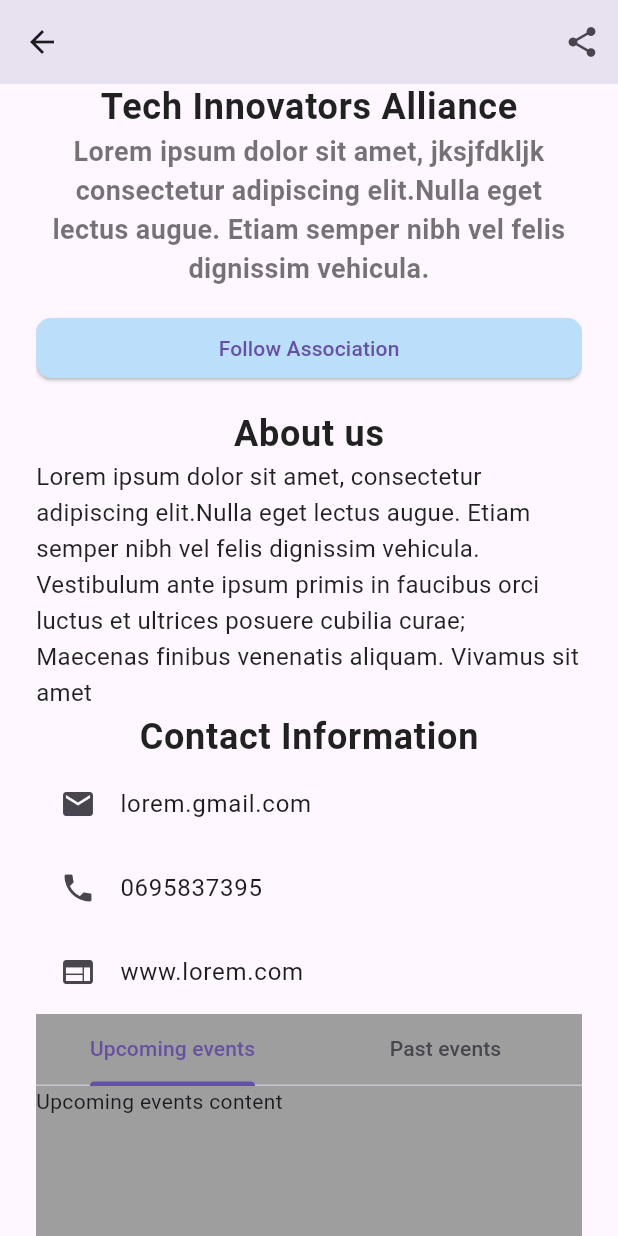
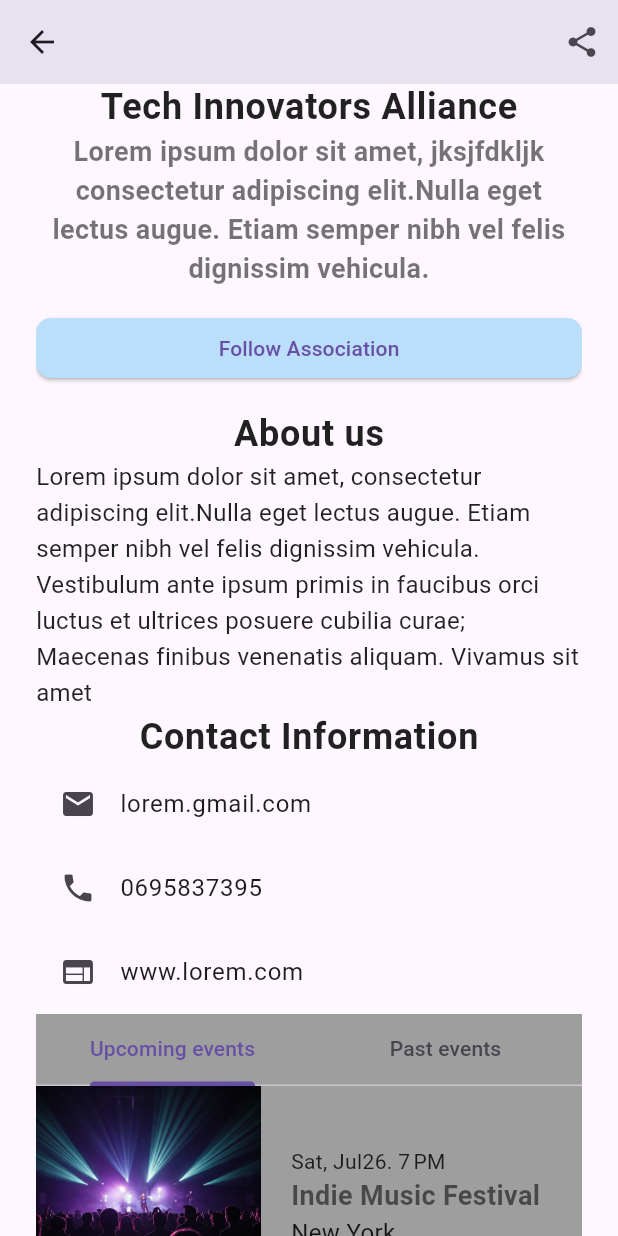
Before and after one commit to badis-byte/dzevent, a Flutter app: the PublicAssocProfile screen opened directly, scrolled down 152 dp, on a phone screen of 412 x 824 dp. Run offline on Flutter 3.47's test engine with Material 3 defaults, Android fonts, the phone set to English and light mode, and no system bars.

Commit message:
feat: add event list item widget for upcoming events

```diff
--- /dev/null
+++ b/lib/lib/data.dart
@@ -0,0 +1,20 @@
+import 'package:dzevent/lib/defs.dart';
+
+final events = [
+  Event(
+    imageUrl: "assets/images/event_feed/image1.png",
+    title: "Indie Music Festival",
+    datetime: DateTime(2025, 07, 26, 19),
+    location: "New York",
+    association: Association(name: "", imageUrl: ""),
+    description: "NA",
+  ),
+  Event(
+    imageUrl: "assets/images/event_feed/image2.png",
+    title: "City Marathon 2024",
+    datetime: DateTime(2025, 07, 27, 9),
+    location: "Chicago",
+    association: Association(name: "", imageUrl: ""),
+    description: "NA",
+  ),
+];
--- a/lib/screens/event_feed.dart
+++ b/lib/screens/event_feed.dart
@@ -1,3 +1,4 @@
+import 'package:dzevent/lib/data.dart' as DATA;
 import 'package:dzevent/lib/defs.dart';
 import 'package:dzevent/lib/styles.dart';
 import 'package:dzevent/screens/home.dart';
@@ -6,24 +7,8 @@ import 'package:intl/intl.dart';
 
 class EventFeed extends StatelessWidget {
   static const String pageRoute = "event-feed";
-  final events = [
-    Event(
-      imageUrl: "assets/images/event_feed/image1.png",
-      title: "Indie Music Festival",
-      datetime: DateTime(2025, 07, 26, 19),
-      location: "New York",
-      association: Association(name: "", imageUrl: ""),
-      description: "NA",
-    ),
-    Event(
-      imageUrl: "assets/images/event_feed/image2.png",
-      title: "City Marathon 2024",
-      datetime: DateTime(2025, 07, 27, 9),
-      location: "Chicago",
-      association: Association(name: "", imageUrl: ""),
-      description: "NA",
-    ),
-  ];
+  final events = DATA.events;
+
   final filters = ["All", "Music", "Sports", "Arts", "Tech"];
   EventFeed({super.key});
 
--- a/lib/screens/public_assoc_profile.dart
+++ b/lib/screens/public_assoc_profile.dart
@@ -1,6 +1,36 @@
 import 'package:dzevent/lib/defs.dart';
 import 'package:dzevent/lib/styles.dart';
 import 'package:flutter/material.dart';
+import 'package:intl/intl.dart';
+import 'package:dzevent/lib/data.dart' as DATA;
+
+class _EventItem extends StatelessWidget {
+  final Event _event;
+  const _EventItem({super.key, required Event event}) : _event = event;
+  final imageSize = const Size(150, 150);
+
+  @override
+  Widget build(BuildContext context) {
+    return Row(
+      children: [
+        SizedBox(
+          width: imageSize.width,
+          height: imageSize.height,
+          child: Image.asset(_event.imageUrl),
+        ),
+        SizedBox(width: 20),
+        Column(
+          crossAxisAlignment: CrossAxisAlignment.start,
+          children: [
+            Text(DateFormat("E, MMMd.").add_j().format(_event.datetime)),
+            Text(_event.title, style: subtitleStyle),
+            Text(_event.location, style: bodyTextStyle),
+          ],
+        ),
+      ],
+    );
+  }
+}
 
 class PublicAssocProfile extends StatefulWidget {
   const PublicAssocProfile({super.key});
@@ -65,7 +95,11 @@ class _PublicAssocProfileState extends State<PublicAssocProfile>
                         height: 100,
                         child: TabBarView(
                           children: [
-                            Text("Upcoming events content"),
+                            ListView.builder(
+                              itemCount: DATA.events.length,
+                              itemBuilder: (context, index) =>
+                                  _EventItem(event: DATA.events[index]),
+                            ),
                             Text("Past events content"),
                           ],
                         ),
```
